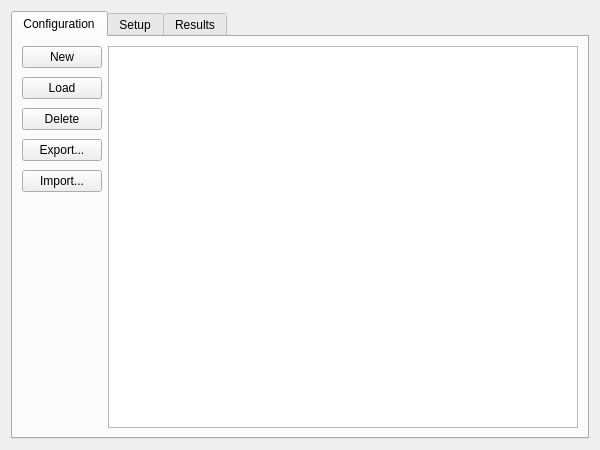
This is designer/shared/advancedposition.ui in DTOcean/dtocean-app as Qt 5 draws it before an edit. The edited form follows.
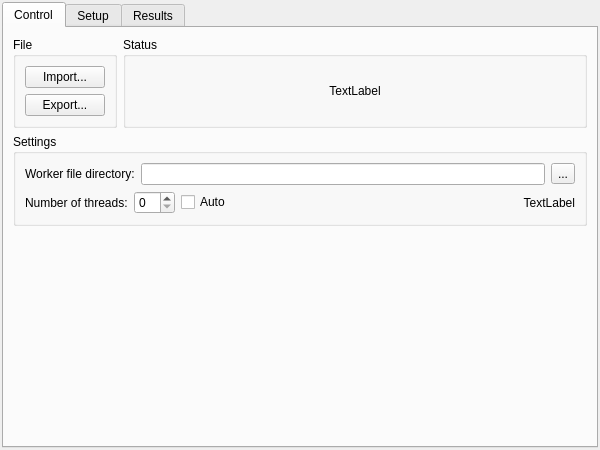
This is the edited form.

Commit message: Got basic loading of the configuration working and config import and export

What changed in the file:
```diff
--- a/designer/shared/advancedposition.ui
+++ b/designer/shared/advancedposition.ui
@@ -14,6 +14,12 @@
    <string>Form</string>
   </property>
   <layout class="QVBoxLayout" name="verticalLayout">
+   <property name="spacing">
+    <number>6</number>
+   </property>
+   <property name="margin">
+    <number>2</number>
+   </property>
    <item>
     <widget class="QTabWidget" name="tabWidget">
      <property name="currentIndex">
@@ -21,138 +27,207 @@
      </property>
      <widget class="QWidget" name="tab_1_config">
       <attribute name="title">
-       <string>Configuration</string>
+       <string>Control</string>
       </attribute>
-      <layout class="QVBoxLayout" name="verticalLayout_3">
+      <layout class="QVBoxLayout" name="verticalLayout_5">
        <item>
         <layout class="QHBoxLayout" name="horizontalLayout">
          <item>
-          <layout class="QVBoxLayout" name="verticalLayout_2">
-           <property name="spacing">
-            <number>9</number>
+          <widget class="QGroupBox" name="fileBox">
+           <property name="title">
+            <string>File</string>
            </property>
-           <property name="sizeConstraint">
-            <enum>QLayout::SetFixedSize</enum>
-           </property>
-           <item>
-            <widget class="QPushButton" name="newButton">
-             <property name="sizePolicy">
-              <sizepolicy hsizetype="Fixed" vsizetype="Fixed">
-               <horstretch>0</horstretch>
-               <verstretch>0</verstretch>
-              </sizepolicy>
-             </property>
-             <property name="text">
-              <string>New</string>
-             </property>
-             <property name="autoDefault">
-              <bool>false</bool>
-             </property>
-            </widget>
-           </item>
-           <item>
-            <widget class="QPushButton" name="loadButton">
-             <property name="sizePolicy">
-              <sizepolicy hsizetype="Fixed" vsizetype="Fixed">
-               <horstretch>0</horstretch>
-               <verstretch>0</verstretch>
-              </sizepolicy>
-             </property>
-             <property name="text">
-              <string>Load</string>
-             </property>
-             <property name="autoDefault">
-              <bool>false</bool>
-             </property>
-            </widget>
-           </item>
-           <item>
-            <widget class="QPushButton" name="deleteButton">
-             <property name="sizePolicy">
-              <sizepolicy hsizetype="Fixed" vsizetype="Fixed">
-               <horstretch>0</horstretch>
-               <verstretch>0</verstretch>
-              </sizepolicy>
-             </property>
-             <property name="text">
-              <string>Delete</string>
-             </property>
-             <property name="autoDefault">
-              <bool>false</bool>
-             </property>
-            </widget>
-           </item>
-           <item>
-            <widget class="QPushButton" name="exportButton">
-             <property name="sizePolicy">
-              <sizepolicy hsizetype="Fixed" vsizetype="Fixed">
-               <horstretch>0</horstretch>
-               <verstretch>0</verstretch>
-              </sizepolicy>
-             </property>
-             <property name="text">
-              <string>Export...</string>
-             </property>
-             <property name="autoDefault">
-              <bool>false</bool>
-             </property>
-            </widget>
-           </item>
-           <item>
-            <widget class="QPushButton" name="importButton">
-             <property name="sizePolicy">
-              <sizepolicy hsizetype="Fixed" vsizetype="Fixed">
-               <horstretch>0</horstretch>
-               <verstretch>0</verstretch>
-              </sizepolicy>
-             </property>
-             <property name="text">
-              <string>Import...</string>
-             </property>
-             <property name="autoDefault">
-              <bool>false</bool>
-             </property>
-            </widget>
-           </item>
-           <item>
-            <spacer name="verticalSpacer_2">
-             <property name="orientation">
-              <enum>Qt::Vertical</enum>
-             </property>
-             <property name="sizeHint" stdset="0">
-              <size>
-               <width>20</width>
-               <height>40</height>
-              </size>
-             </property>
-            </spacer>
-           </item>
-          </layout>
+           <layout class="QVBoxLayout" name="verticalLayout_3">
+            <item>
+             <widget class="QPushButton" name="importButton">
+              <property name="sizePolicy">
+               <sizepolicy hsizetype="Fixed" vsizetype="Fixed">
+                <horstretch>0</horstretch>
+                <verstretch>0</verstretch>
+               </sizepolicy>
+              </property>
+              <property name="text">
+               <string>Import...</string>
+              </property>
+              <property name="autoDefault">
+               <bool>false</bool>
+              </property>
+             </widget>
+            </item>
+            <item>
+             <widget class="QPushButton" name="exportButton">
+              <property name="sizePolicy">
+               <sizepolicy hsizetype="Fixed" vsizetype="Fixed">
+                <horstretch>0</horstretch>
+                <verstretch>0</verstretch>
+               </sizepolicy>
+              </property>
+              <property name="text">
+               <string>Export...</string>
+              </property>
+              <property name="autoDefault">
+               <bool>false</bool>
+              </property>
+             </widget>
+            </item>
+           </layout>
+          </widget>
          </item>
          <item>
-          <widget class="QListWidget" name="listWidget">
+          <widget class="QGroupBox" name="statusBox">
            <property name="sizePolicy">
-            <sizepolicy hsizetype="MinimumExpanding" vsizetype="MinimumExpanding">
+            <sizepolicy hsizetype="MinimumExpanding" vsizetype="Preferred">
              <horstretch>0</horstretch>
              <verstretch>0</verstretch>
             </sizepolicy>
            </property>
-           <property name="minimumSize">
-            <size>
-             <width>0</width>
-             <height>0</height>
-            </size>
+           <property name="title">
+            <string>Status</string>
            </property>
-           <property name="maximumSize">
-            <size>
-             <width>100000</width>
-             <height>100000</height>
-            </size>
-           </property>
+           <layout class="QVBoxLayout" name="verticalLayout_2">
+            <item>
+             <widget class="QLabel" name="statusLabel">
+              <property name="text">
+               <string>TextLabel</string>
+              </property>
+              <property name="alignment">
+               <set>Qt::AlignCenter</set>
+              </property>
+             </widget>
+            </item>
+           </layout>
           </widget>
          </item>
         </layout>
        </item>
+       <item>
+        <widget class="QGroupBox" name="settingsBox">
+         <property name="title">
+          <string>Settings</string>
+         </property>
+         <property name="flat">
+          <bool>false</bool>
+         </property>
+         <layout class="QVBoxLayout" name="verticalLayout_4">
+          <item>
+           <layout class="QHBoxLayout" name="horizontalLayout_2">
+            <item>
+             <widget class="QLabel" name="workdirLabel">
+              <property name="sizePolicy">
+               <sizepolicy hsizetype="Preferred" vsizetype="Preferred">
+                <horstretch>0</horstretch>
+                <verstretch>0</verstretch>
+               </sizepolicy>
+              </property>
+              <property name="text">
+               <string>Worker file directory:</string>
+              </property>
+              <property name="alignment">
+               <set>Qt::AlignLeading|Qt::AlignLeft|Qt::AlignVCenter</set>
+              </property>
+             </widget>
+            </item>
+            <item>
+             <widget class="QLineEdit" name="workdirLineEdit">
+              <property name="sizePolicy">
+               <sizepolicy hsizetype="Expanding" vsizetype="Fixed">
+                <horstretch>0</horstretch>
+                <verstretch>0</verstretch>
+               </sizepolicy>
+              </property>
+             </widget>
+            </item>
+            <item>
+             <widget class="QToolButton" name="workdirToolButton">
+              <property name="text">
+               <string>...</string>
+              </property>
+             </widget>
+            </item>
+           </layout>
+          </item>
+          <item>
+           <layout class="QHBoxLayout" name="horizontalLayout_3">
+            <item>
+             <widget class="QLabel" name="nThreadLabel">
+              <property name="sizePolicy">
+               <sizepolicy hsizetype="Preferred" vsizetype="Preferred">
+                <horstretch>0</horstretch>
+                <verstretch>0</verstretch>
+               </sizepolicy>
+              </property>
+              <property name="minimumSize">
+               <size>
+                <width>102</width>
+                <height>0</height>
+               </size>
+              </property>
+              <property name="text">
+               <string>Number of threads:</string>
+              </property>
+              <property name="alignment">
+               <set>Qt::AlignLeading|Qt::AlignLeft|Qt::AlignVCenter</set>
+              </property>
+             </widget>
+            </item>
+            <item>
+             <widget class="QSpinBox" name="nThreadSpinBox">
+              <property name="minimum">
+               <number>0</number>
+              </property>
+              <property name="value">
+               <number>0</number>
+              </property>
+             </widget>
+            </item>
+            <item>
+             <widget class="QCheckBox" name="autoThreadBox">
+              <property name="text">
+               <string>Auto</string>
+              </property>
+             </widget>
+            </item>
+            <item>
+             <spacer name="horizontalSpacer">
+              <property name="orientation">
+               <enum>Qt::Horizontal</enum>
+              </property>
+              <property name="sizeHint" stdset="0">
+               <size>
+                <width>40</width>
+                <height>20</height>
+               </size>
+              </property>
+             </spacer>
+            </item>
+            <item>
+             <widget class="QLabel" name="threadInfoLabel">
+              <property name="text">
+               <string>TextLabel</string>
+              </property>
+              <property name="alignment">
+               <set>Qt::AlignRight|Qt::AlignTrailing|Qt::AlignVCenter</set>
+              </property>
+             </widget>
+            </item>
+           </layout>
+          </item>
+         </layout>
+        </widget>
+       </item>
+       <item>
+        <spacer name="verticalSpacer">
+         <property name="orientation">
+          <enum>Qt::Vertical</enum>
+         </property>
+         <property name="sizeHint" stdset="0">
+          <size>
+           <width>20</width>
+           <height>217</height>
+          </size>
+         </property>
+        </spacer>
+       </item>
       </layout>
      </widget>
      <widget class="QWidget" name="tab_2_setup">
```
The commit also changes 1 other file.
